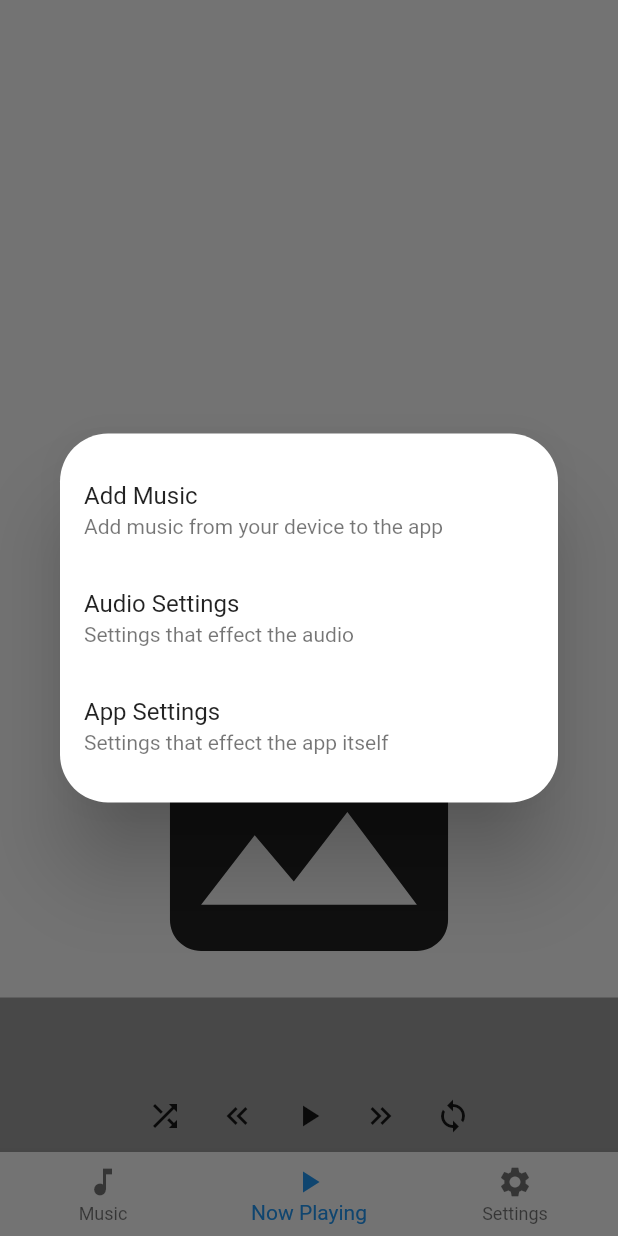
After one commit to AlexitoRD/music_player, a Flutter app: the screen it shows after launch, item 3 of the bottom bar chosen, after a tap on "Add Music", on a phone screen of 412 x 824 dp. The commit adds this screen. Run offline on Flutter 3.47's test engine with Material 2 defaults, Android fonts, the phone set to English and light mode, and no system bars; our stand-ins replace audioplayers, file_picker, get_it, rxdart, sqflite; missing offline and left inert: flutter_media_metadata; accounts and stored records are empty.

Commit message:
Redid the music library section.

```diff
--- /dev/null
+++ b/lib/dialogs/settings_dialog.dart
@@ -0,0 +1,54 @@
+/*
+ * Author: Alexander Dunbar
+ * Date: 2022-10-22, 9:32 p.m.
+ */
+
+import 'package:flutter/material.dart';
+import 'package:music_player/utils/events/events.dart';
+import 'package:music_player/utils/events/global_event_bus.dart';
+
+class SettingsDialog extends StatefulWidget {
+  const SettingsDialog();
+
+  @override
+  State<SettingsDialog> createState() => _SettingsDialogState();
+}
+
+class _SettingsDialogState extends State<SettingsDialog> {
+  @override
+  void initState() {
+    super.initState();
+  }
+
+  @override
+  Widget build(BuildContext context) {
+    return Dialog(
+      shape: RoundedRectangleBorder(
+        borderRadius: BorderRadius.all(Radius.circular(32.0)),
+      ),
+      child: Padding(
+        padding: const EdgeInsets.only(top: 15, bottom: 15),
+        child: Column(
+          mainAxisSize: MainAxisSize.min,
+          children: [
+            ListTile(
+              title: Text('Add Music'),
+              subtitle: Text('Add music from your device to the app'),
+              onTap: () {
+                GlobalEventBus.sendEvent(AddMusicEvent());
+              },
+            ),
+            ListTile(
+              title: Text('Audio Settings'),
+              subtitle: Text('Settings that effect the audio'),
+            ),
+            ListTile(
+              title: Text('App Settings'),
+              subtitle: Text('Settings that effect the app itself'),
+            )
+          ],
+        ),
+      ),
+    );
+  }
+}
--- a/lib/pages/artists_page/artists_page.dart
+++ b/lib/pages/artists_page/artists_page.dart
@@ -26,10 +26,7 @@ class _ArtistsPageState extends State<ArtistsPage> {
 
   @override
   Widget build(BuildContext context) {
-    return Scaffold(
-      body: SafeArea(
-        child: Center(
-          child: StreamBuilder<List<Artist>>(
+    return StreamBuilder<List<Artist>>(
         stream: _bloc.allArtists,
         builder: (context, snapshot) {
           final allArtists = snapshot.data;
@@ -51,9 +48,6 @@ class _ArtistsPageState extends State<ArtistsPage> {
               );
             },
           );
-              }),
-        ),
-      ),
-    );
+        });
   }
 }
--- a/lib/pages/base_page/base_page.dart
+++ b/lib/pages/base_page/base_page.dart
@@ -4,6 +4,7 @@
  */
 
 import 'package:flutter/material.dart';
+import 'package:music_player/dialogs/settings_dialog.dart';
 import 'package:music_player/pages/base_page/base_page_bloc.dart';
 import 'package:music_player/pages/base_page/bottom_nav_bar_items.dart';
 import 'package:music_player/utils/locator.dart';
@@ -17,7 +18,7 @@ class BasePage extends StatefulWidget {
 
 class _BasePageState extends State<BasePage> {
   final BasePageBloc _bloc = locator<BasePageBloc>();
-  int _selectedPage = 2;
+  int _selectedPage = 1;
 
   @override
   void initState() {
@@ -36,9 +37,18 @@ class _BasePageState extends State<BasePage> {
         items: BottomNavBarItems.items,
         currentIndex: _selectedPage,
         onTap: (index) {
-          setState(() {
-            _selectedPage = index;
-          });
+          if (index == 2) {
+            showDialog(
+              context: context,
+              builder: (context) {
+                return SettingsDialog();
+              },
+            );
+          } else {
+            setState(() {
+              _selectedPage = index;
+            });
+          }
         },
       ),
     );
--- a/lib/pages/base_page/base_page_bloc.dart
+++ b/lib/pages/base_page/base_page_bloc.dart
@@ -4,19 +4,26 @@
  */
 
 import 'dart:async';
+import 'dart:io';
 
 import 'package:audioplayers/audioplayers.dart';
+import 'package:file_picker/file_picker.dart';
+import 'package:flutter_media_metadata/flutter_media_metadata.dart';
+import 'package:music_player/database_service/song_service.dart';
 import 'package:music_player/utils/events/events.dart';
 import 'package:music_player/utils/events/global_event_bus.dart';
 import 'package:music_player/utils/locator.dart';
 
+import '../../models/song.dart';
+
 class BasePageBloc {
   final AudioPlayer _audioPlayer = locator<AudioPlayer>();
+  final SongService _songService = locator<SongService>();
 
-  late StreamSubscription<GlobalEvent> _audioPlayerEvents;
+  late StreamSubscription<GlobalEvent> _globalEvents;
 
   Future<void> init() async {
-    _audioPlayerEvents = GlobalEventBus.events.listen((event) {
+    _globalEvents = GlobalEventBus.events.listen((event) async {
       if (event is PlayEvent) {
         _audioPlayer.play(DeviceFileSource(event.song.filePath));
       }
@@ -26,11 +33,31 @@ class BasePageBloc {
       if (event is ResumeEvent) {
         _audioPlayer.resume();
       }
+      if (event is AddMusicEvent) {
+        FilePickerResult? results = await FilePicker.platform.pickFiles(
+            allowMultiple: true,
+            type: FileType.custom,
+            allowedExtensions: ['mp3']);
+        if (results != null) {
+          List<File> files =
+              results.paths.map((path) => File(path ?? '')).toList();
+          for (File file in files) {
+            final metadata = await MetadataRetriever.fromFile(File(file.path));
+            final song = Song(
+                title: metadata.trackName,
+                artist: metadata.trackArtistNames?.first,
+                album: metadata.albumName,
+                year: metadata.year,
+                filePath: file.path);
+            _songService.addSong(song);
+          }
+        }
+      }
     });
   }
 
   void dispose() {
-    _audioPlayerEvents.cancel();
+    _globalEvents.cancel();
     _audioPlayer.release();
   }
 }
--- a/lib/pages/base_page/bottom_nav_bar_items.dart
+++ b/lib/pages/base_page/bottom_nav_bar_items.dart
@@ -4,26 +4,18 @@
  */
 
 import 'package:flutter/material.dart';
-import 'package:music_player/pages/albums_page/albums_page.dart';
-import 'package:music_player/pages/artists_page/artists_page.dart';
+import 'package:music_player/pages/music_page/music_page.dart';
 import 'package:music_player/pages/player_page/player_page.dart';
-import 'package:music_player/pages/playlists_page/playlists_page.dart';
-import 'package:music_player/pages/songs_page/songs_page.dart';
 
 class BottomNavBarItems {
   static List<BottomNavigationBarItem> items = [
-    BottomNavigationBarItem(icon: Icon(Icons.album), label: 'Albums'),
-    BottomNavigationBarItem(icon: Icon(Icons.person), label: 'Artists'),
+    BottomNavigationBarItem(icon: Icon(Icons.music_note), label: 'Music'),
     BottomNavigationBarItem(icon: Icon(Icons.play_arrow), label: 'Now Playing'),
-    BottomNavigationBarItem(icon: Icon(Icons.list), label: 'Playlists'),
-    BottomNavigationBarItem(icon: Icon(Icons.music_note), label: 'Songs'),
+    BottomNavigationBarItem(icon: Icon(Icons.settings), label: 'Settings'),
   ];
 
   static List<Widget> pages = [
-    AlbumsPage(),
-    ArtistsPage(),
+    MusicPage(),
     PlayerPage(),
-    PlaylistsPage(),
-    SongsPage(),
   ];
 }
--- /dev/null
+++ b/lib/pages/music_page/music_page.dart
@@ -0,0 +1,83 @@
+/*
+ * Author: Alexander Dunbar
+ * Date: 2022-10-22, 9:11 p.m.
+ */
+
+import 'package:flutter/material.dart';
+import 'package:music_player/pages/albums_page/albums_page.dart';
+import 'package:music_player/pages/artists_page/artists_page.dart';
+import 'package:music_player/pages/playlists_page/playlists_page.dart';
+import 'package:music_player/pages/songs_page/songs_page.dart';
+
+class MusicPage extends StatefulWidget {
+  const MusicPage();
+
+  @override
+  State<MusicPage> createState() => _MusicPageState();
+}
+
+class _MusicPageState extends State<MusicPage> {
+  int _subcategoryIndex = 0;
+  final List<Widget> _subcategories = [
+    SongsPage(),
+    ArtistsPage(),
+    AlbumsPage(),
+    PlaylistsPage(),
+  ];
+
+  @override
+  Widget build(BuildContext context) {
+    return Scaffold(
+      body: SafeArea(
+        child: Row(
+          children: [
+            Expanded(
+              child: Column(
+                children: [
+                  ListTile(
+                    title: Text('Songs'),
+                    onTap: () {
+                      setState(() {
+                        _subcategoryIndex = 0;
+                      });
+                    },
+                  ),
+                  ListTile(
+                    title: Text('Artists'),
+                    onTap: () {
+                      setState(() {
+                        _subcategoryIndex = 1;
+                      });
+                    },
+                  ),
+                  ListTile(
+                    title: Text('Albums'),
+                    onTap: () {
+                      setState(() {
+                        _subcategoryIndex = 2;
+                      });
+                    },
+                  ),
+                  ListTile(
+                    title: Text('Playlists'),
+                    onTap: () {
+                      setState(() {
+                        _subcategoryIndex = 3;
+                      });
+                    },
+                  ),
+                ],
+              ),
+            ),
+            Expanded(
+              child: IndexedStack(
+                index: _subcategoryIndex,
+                children: _subcategories,
+              ),
+            )
+          ],
+        ),
+      ),
+    );
+  }
+}
--- /dev/null
+++ b/lib/utils/add_music.dart
@@ -0,0 +1,6 @@
+/*
+ * Author: Alexander Dunbar
+ * Date: 2022-10-22, 9:53 p.m.
+ */
+
+class AddMusic {}
--- a/lib/utils/locator.dart
+++ b/lib/utils/locator.dart
@@ -10,14 +10,12 @@ import 'package:music_player/pages/artists_page/artist_page_bloc.dart';
 import 'package:music_player/pages/base_page/base_page_bloc.dart';
 import 'package:music_player/pages/player_page/player_page_bloc.dart';
 import 'package:music_player/pages/songs_page/songs_page_bloc.dart';
-import 'package:music_player/widgets/main_menu_drawer/main_menu_drawer_bloc.dart';
 
 final locator = GetIt.instance;
 
 void setUp() {
   locator.registerFactory<DatabaseService>(() => DatabaseService());
   locator.registerFactory<SongService>(() => SongService());
-  locator.registerFactory<MainMenuDrawerBloc>(() => MainMenuDrawerBloc());
   locator.registerFactory<SongsPageBloc>(() => SongsPageBloc());
   locator.registerFactory<PlayerPageBloc>(() => PlayerPageBloc());
   locator.registerFactory<AudioPlayer>(() => AudioPlayer());
```
Also changed, not shown: lib/pages/songs_page/songs_page.dart (+1 -6 lines), lib/widgets/main_menu_drawer/main_menu_drawer.dart (deleted, +0 -137 lines), lib/widgets/main_menu_drawer/main_menu_drawer_bloc.dart (deleted, +0 -36 lines), 1 other file. Lines whose indentation alone changed are shown as unchanged.
